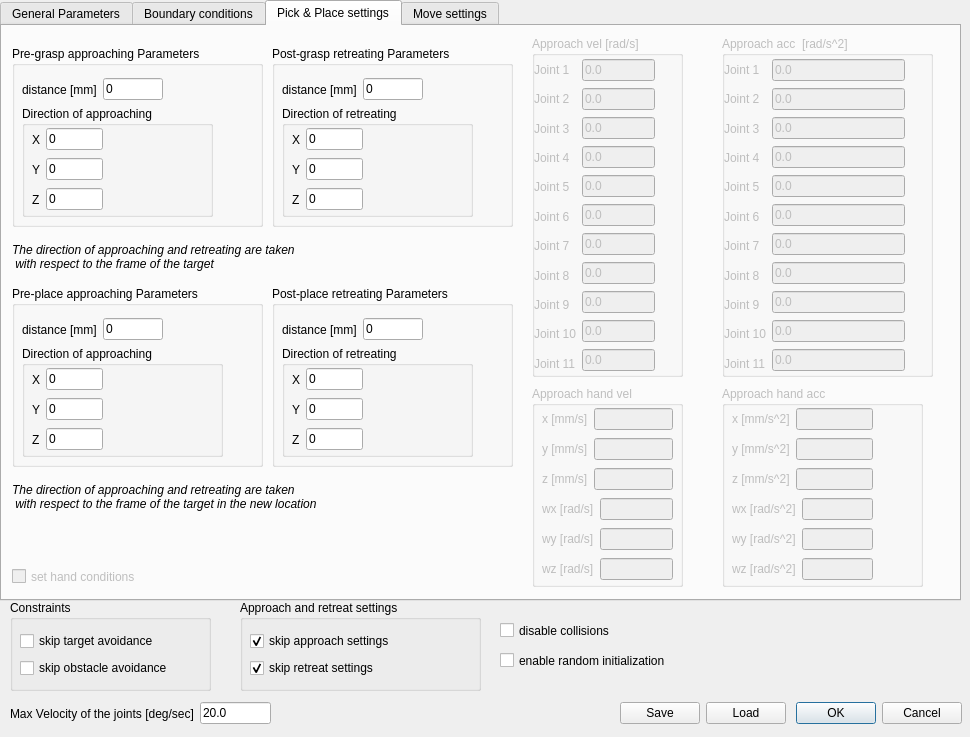
First picture: the form in ui/toldialoghuml.ui, repository zohannn/motion_manager, before the edit.
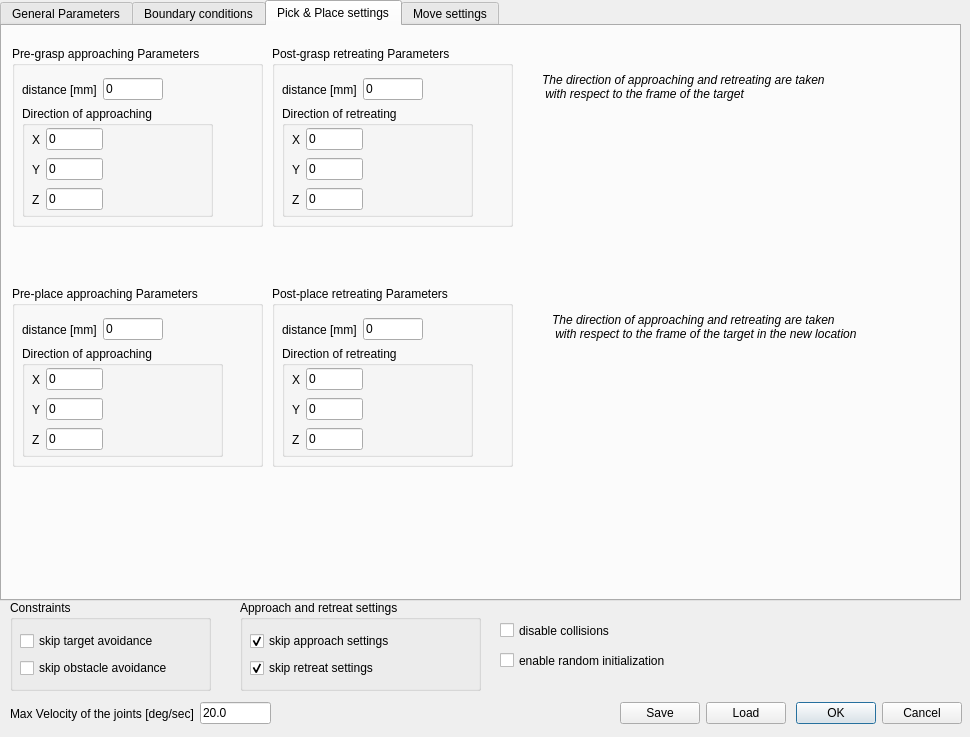
Second picture: the form after the edit. The open tabs and pages were chosen to show the change.

```diff
--- a/ui/toldialoghuml.ui
+++ b/ui/toldialoghuml.ui
@@ -2602,391 +2602,11 @@
       </widget>
      </widget>
     </widget>
-    <widget class="QGroupBox" name="groupBox_vel_approach">
-     <property name="enabled">
-      <bool>false</bool>
-     </property>
-     <property name="geometry">
-      <rect>
-       <x>530</x>
-       <y>10</y>
-       <width>151</width>
-       <height>341</height>
-      </rect>
-     </property>
-     <property name="title">
-      <string>Approach vel [rad/s]</string>
-     </property>
-     <widget class="QWidget" name="layoutWidget_6">
-      <property name="geometry">
-       <rect>
-        <x>2</x>
-        <y>22</y>
-        <width>121</width>
-        <height>317</height>
-       </rect>
-      </property>
-      <layout class="QHBoxLayout" name="horizontalLayout_23">
-       <item>
-        <layout class="QVBoxLayout" name="verticalLayout_27">
-         <item>
-          <widget class="QLabel" name="label_94">
-           <property name="text">
-            <string>Joint 1</string>
-           </property>
-          </widget>
-         </item>
-         <item>
-          <widget class="QLabel" name="label_95">
-           <property name="text">
-            <string>Joint 2</string>
-           </property>
-          </widget>
-         </item>
-         <item>
-          <widget class="QLabel" name="label_96">
-           <property name="text">
-            <string>Joint 3</string>
-           </property>
-          </widget>
-         </item>
-         <item>
-          <widget class="QLabel" name="label_109">
-           <property name="text">
-            <string>Joint 4</string>
-           </property>
-          </widget>
-         </item>
-         <item>
-          <widget class="QLabel" name="label_110">
-           <property name="text">
-            <string>Joint 5</string>
-           </property>
-          </widget>
-         </item>
-         <item>
-          <widget class="QLabel" name="label_111">
-           <property name="text">
-            <string>Joint 6</string>
-           </property>
-          </widget>
-         </item>
-         <item>
-          <widget class="QLabel" name="label_112">
-           <property name="text">
-            <string>Joint 7</string>
-           </property>
-          </widget>
-         </item>
-         <item>
-          <widget class="QLabel" name="label_113">
-           <property name="text">
-            <string>Joint 8</string>
-           </property>
-          </widget>
-         </item>
-         <item>
-          <widget class="QLabel" name="label_114">
-           <property name="text">
-            <string>Joint 9</string>
-           </property>
-          </widget>
-         </item>
-         <item>
-          <widget class="QLabel" name="label_115">
-           <property name="text">
-            <string>Joint 10</string>
-           </property>
-          </widget>
-         </item>
-         <item>
-          <widget class="QLabel" name="label_116">
-           <property name="text">
-            <string>Joint 11</string>
-           </property>
-          </widget>
-         </item>
-        </layout>
-       </item>
-       <item>
-        <layout class="QVBoxLayout" name="verticalLayout_28">
-         <item>
-          <widget class="QLineEdit" name="lineEdit_vel_approach_1">
-           <property name="text">
-            <string>0.0</string>
-           </property>
-          </widget>
-         </item>
-         <item>
-          <widget class="QLineEdit" name="lineEdit_vel_approach_2">
-           <property name="text">
-            <string>0.0</string>
-           </property>
-          </widget>
-         </item>
-         <item>
-          <widget class="QLineEdit" name="lineEdit_vel_approach_3">
-           <property name="text">
-            <string>0.0</string>
-           </property>
-          </widget>
-         </item>
-         <item>
-          <widget class="QLineEdit" name="lineEdit_vel_approach_4">
-           <property name="text">
-            <string>0.0</string>
-           </property>
-          </widget>
-         </item>
-         <item>
-          <widget class="QLineEdit" name="lineEdit_vel_approach_5">
-           <property name="text">
-            <string>0.0</string>
-           </property>
-          </widget>
-         </item>
-         <item>
-          <widget class="QLineEdit" name="lineEdit_vel_approach_6">
-           <property name="text">
-            <string>0.0</string>
-           </property>
-          </widget>
-         </item>
-         <item>
-          <widget class="QLineEdit" name="lineEdit_vel_approach_7">
-           <property name="text">
-            <string>0.0</string>
-           </property>
-          </widget>
-         </item>
-         <item>
-          <widget class="QLineEdit" name="lineEdit_vel_approach_8">
-           <property name="text">
-            <string>0.0</string>
-           </property>
-          </widget>
-         </item>
-         <item>
-          <widget class="QLineEdit" name="lineEdit_vel_approach_9">
-           <property name="text">
-            <string>0.0</string>
-           </property>
-          </widget>
-         </item>
-         <item>
-          <widget class="QLineEdit" name="lineEdit_vel_approach_10">
-           <property name="text">
-            <string>0.0</string>
-           </property>
-          </widget>
-         </item>
-         <item>
-          <widget class="QLineEdit" name="lineEdit_vel_approach_11">
-           <property name="text">
-            <string>0.0</string>
-           </property>
-          </widget>
-         </item>
-        </layout>
-       </item>
-      </layout>
-     </widget>
-    </widget>
-    <widget class="QGroupBox" name="groupBox_acc_approach">
-     <property name="enabled">
-      <bool>false</bool>
-     </property>
-     <property name="geometry">
-      <rect>
-       <x>720</x>
-       <y>10</y>
-       <width>211</width>
-       <height>341</height>
-      </rect>
-     </property>
-     <property name="title">
-      <string>Approach acc  [rad/s^2]</string>
-     </property>
-     <widget class="QWidget" name="layoutWidget_7">
-      <property name="geometry">
-       <rect>
-        <x>2</x>
-        <y>22</y>
-        <width>181</width>
-        <height>317</height>
-       </rect>
-      </property>
-      <layout class="QHBoxLayout" name="horizontalLayout_24">
-       <item>
-        <layout class="QVBoxLayout" name="verticalLayout_29">
-         <item>
-          <widget class="QLabel" name="label_117">
-           <property name="text">
-            <string>Joint 1</string>
-           </property>
-          </widget>
-         </item>
-         <item>
-          <widget class="QLabel" name="label_118">
-           <property name="text">
-            <string>Joint 2</string>
-           </property>
-          </widget>
-         </item>
-         <item>
-          <widget class="QLabel" name="label_119">
-           <property name="text">
-            <string>Joint 3</string>
-           </property>
-          </widget>
-         </item>
-         <item>
-          <widget class="QLabel" name="label_120">
-           <property name="text">
-            <string>Joint 4</string>
-           </property>
-          </widget>
-         </item>
-         <item>
-          <widget class="QLabel" name="label_121">
-           <property name="text">
-            <string>Joint 5</string>
-           </property>
-          </widget>
-         </item>
-         <item>
-          <widget class="QLabel" name="label_122">
-           <property name="text">
-            <string>Joint 6</string>
-           </property>
-          </widget>
-         </item>
-         <item>
-          <widget class="QLabel" name="label_123">
-           <property name="text">
-            <string>Joint 7</string>
-           </property>
-          </widget>
-         </item>
-         <item>
-          <widget class="QLabel" name="label_124">
-           <property name="text">
-            <string>Joint 8</string>
-           </property>
-          </widget>
-         </item>
-         <item>
-          <widget class="QLabel" name="label_125">
-           <property name="text">
-            <string>Joint 9</string>
-           </property>
-          </widget>
-         </item>
-         <item>
-          <widget class="QLabel" name="label_126">
-           <property name="text">
-            <string>Joint 10</string>
-           </property>
-          </widget>
-         </item>
-         <item>
-          <widget class="QLabel" name="label_127">
-           <property name="text">
-            <string>Joint 11</string>
-           </property>
-          </widget>
-         </item>
-        </layout>
-       </item>
-       <item>
-        <layout class="QVBoxLayout" name="verticalLayout_30">
-         <item>
-          <widget class="QLineEdit" name="lineEdit_acc_approach_1">
-           <property name="text">
-            <string>0.0</string>
-           </property>
-          </widget>
-         </item>
-         <item>
-          <widget class="QLineEdit" name="lineEdit_acc_approach_2">
-           <property name="text">
-            <string>0.0</string>
-           </property>
-          </widget>
-         </item>
-         <item>
-          <widget class="QLineEdit" name="lineEdit_acc_approach_3">
-           <property name="text">
-            <string>0.0</string>
-           </property>
-          </widget>
-         </item>
-         <item>
-          <widget class="QLineEdit" name="lineEdit_acc_approach_4">
-           <property name="text">
-            <string>0.0</string>
-           </property>
-          </widget>
-         </item>
-         <item>
-          <widget class="QLineEdit" name="lineEdit_acc_approach_5">
-           <property name="text">
-            <string>0.0</string>
-           </property>
-          </widget>
-         </item>
-         <item>
-          <widget class="QLineEdit" name="lineEdit_acc_approach_6">
-           <property name="text">
-            <string>0.0</string>
-           </property>
-          </widget>
-         </item>
-         <item>
-          <widget class="QLineEdit" name="lineEdit_acc_approach_7">
-           <property name="text">
-            <string>0.0</string>
-           </property>
-          </widget>
-         </item>
-         <item>
-          <widget class="QLineEdit" name="lineEdit_acc_approach_8">
-           <property name="text">
-            <string>0.0</string>
-           </property>
-          </widget>
-         </item>
-         <item>
-          <widget class="QLineEdit" name="lineEdit_acc_approach_9">
-           <property name="text">
-            <string>0.0</string>
-           </property>
-          </widget>
-         </item>
-         <item>
-          <widget class="QLineEdit" name="lineEdit_acc_approach_10">
-           <property name="text">
-            <string>0.0</string>
-           </property>
-          </widget>
-         </item>
-         <item>
-          <widget class="QLineEdit" name="lineEdit_acc_approach_11">
-           <property name="text">
-            <string>0.0</string>
-           </property>
-          </widget>
-         </item>
-        </layout>
-       </item>
-      </layout>
-     </widget>
-    </widget>
     <widget class="QLabel" name="label_pick">
      <property name="geometry">
       <rect>
-       <x>10</x>
-       <y>210</y>
+       <x>540</x>
+       <y>40</y>
        <width>331</width>
        <height>41</height>
       </rect>
@@ -3002,246 +2622,6 @@
  with respect to the frame of the target</string>
      </property>
     </widget>
-    <widget class="QGroupBox" name="groupBox_final_hand_vel_approach">
-     <property name="enabled">
-      <bool>false</bool>
-     </property>
-     <property name="geometry">
-      <rect>
-       <x>530</x>
-       <y>360</y>
-       <width>151</width>
-       <height>201</height>
-      </rect>
-     </property>
-     <property name="title">
-      <string>Approach hand vel</string>
-     </property>
-     <widget class="QWidget" name="layoutWidget_35">
-      <property name="geometry">
-       <rect>
-        <x>10</x>
-        <y>20</y>
-        <width>131</width>
-        <height>182</height>
-       </rect>
-      </property>
-      <layout class="QVBoxLayout" name="verticalLayout_43">
-       <item>
-        <layout class="QHBoxLayout" name="horizontalLayout_89">
-         <item>
-          <widget class="QLabel" name="label_174">
-           <property name="text">
-            <string>x [mm/s]</string>
-           </property>
-          </widget>
-         </item>
-         <item>
-          <widget class="QLineEdit" name="lineEdit_final_hand_vel_x_approach"/>
-         </item>
-        </layout>
-       </item>
-       <item>
-        <layout class="QHBoxLayout" name="horizontalLayout_90">
-         <item>
-          <widget class="QLabel" name="label_175">
-           <property name="text">
-            <string>y [mm/s]</string>
-           </property>
-          </widget>
-         </item>
-         <item>
-          <widget class="QLineEdit" name="lineEdit_final_hand_vel_y_approach"/>
-         </item>
-        </layout>
-       </item>
-       <item>
-        <layout class="QHBoxLayout" name="horizontalLayout_91">
-         <item>
-          <widget class="QLabel" name="label_176">
-           <property name="text">
-            <string>z [mm/s]</string>
-           </property>
-          </widget>
-         </item>
-         <item>
-          <widget class="QLineEdit" name="lineEdit_final_hand_vel_z_approach"/>
-         </item>
-        </layout>
-       </item>
-       <item>
-        <layout class="QHBoxLayout" name="horizontalLayout_92">
-         <item>
-          <widget class="QLabel" name="label_177">
-           <property name="text">
-            <string>wx [rad/s]</string>
-           </property>
-          </widget>
-         </item>
-         <item>
-          <widget class="QLineEdit" name="lineEdit_final_hand_vel_wx_approach"/>
-         </item>
-        </layout>
-       </item>
-       <item>
-        <layout class="QHBoxLayout" name="horizontalLayout_93">
-         <item>
-          <widget class="QLabel" name="label_178">
-           <property name="text">
-            <string>wy [rad/s]</string>
-           </property>
-          </widget>
-         </item>
-         <item>
-          <widget class="QLineEdit" name="lineEdit_final_hand_vel_wy_approach"/>
-         </item>
-        </layout>
-       </item>
-       <item>
-        <layout class="QHBoxLayout" name="horizontalLayout_94">
-         <item>
-          <widget class="QLabel" name="label_179">
-           <property name="text">
-            <string>wz [rad/s]</string>
-           </property>
-          </widget>
-         </item>
-         <item>
-          <widget class="QLineEdit" name="lineEdit_final_hand_vel_wz_approach"/>
-         </item>
-        </layout>
-       </item>
-      </layout>
-     </widget>
-    </widget>
-    <widget class="QGroupBox" name="groupBox_final_hand_acc_approach">
-     <property name="enabled">
-      <bool>false</bool>
-     </property>
-     <property name="geometry">
-      <rect>
-       <x>720</x>
-       <y>360</y>
-       <width>201</width>
-       <height>201</height>
-      </rect>
-     </property>
-     <property name="title">
-      <string>Approach hand acc</string>
-     </property>
-     <widget class="QWidget" name="layoutWidget_36">
-      <property name="geometry">
-       <rect>
-        <x>10</x>
-        <y>20</y>
-        <width>141</width>
-        <height>182</height>
-       </rect>
-      </property>
-      <layout class="QVBoxLayout" name="verticalLayout_44">
-       <item>
-        <layout class="QHBoxLayout" name="horizontalLayout_95">
-         <item>
-          <widget class="QLabel" name="label_180">
-           <property name="text">
-            <string>x [mm/s^2]</string>
-           </property>
-          </widget>
-         </item>
-         <item>
-          <widget class="QLineEdit" name="lineEdit_final_hand_acc_x_approach"/>
-         </item>
-        </layout>
-       </item>
-       <item>
-        <layout class="QHBoxLayout" name="horizontalLayout_96">
-         <item>
-          <widget class="QLabel" name="label_181">
-           <property name="text">
-            <string>y [mm/s^2]</string>
-           </property>
-          </widget>
-         </item>
-         <item>
-          <widget class="QLineEdit" name="lineEdit_final_hand_acc_y_approach"/>
-         </item>
-        </layout>
-       </item>
-       <item>
-        <layout class="QHBoxLayout" name="horizontalLayout_97">
-         <item>
-          <widget class="QLabel" name="label_182">
-           <property name="text">
-            <string>z [mm/s^2]</string>
-           </property>
-          </widget>
-         </item>
-         <item>
-          <widget class="QLineEdit" name="lineEdit_final_hand_acc_z_approach"/>
-         </item>
-        </layout>
-       </item>
-       <item>
-        <layout class="QHBoxLayout" name="horizontalLayout_98">
-         <item>
-          <widget class="QLabel" name="label_183">
-           <property name="text">
-            <string>wx [rad/s^2]</string>
-           </property>
-          </widget>
-         </item>
-         <item>
-          <widget class="QLineEdit" name="lineEdit_final_hand_acc_wx_approach"/>
-         </item>
-        </layout>
-       </item>
-       <item>
-        <layout class="QHBoxLayout" name="horizontalLayout_99">
-         <item>
-          <widget class="QLabel" name="label_184">
-           <property name="text">
-            <string>wy [rad/s^2]</string>
-           </property>
-          </widget>
-         </item>
-         <item>
-          <widget class="QLineEdit" name="lineEdit_final_hand_acc_wy_approach"/>
-         </item>
-        </layout>
-       </item>
-       <item>
-        <layout class="QHBoxLayout" name="horizontalLayout_100">
-         <item>
-          <widget class="QLabel" name="label_185">
-           <property name="text">
-            <string>wz [rad/s^2]</string>
-           </property>
-          </widget>
-         </item>
-         <item>
-          <widget class="QLineEdit" name="lineEdit_final_hand_acc_wz_approach"/>
-         </item>
-        </layout>
-       </item>
-      </layout>
-     </widget>
-    </widget>
-    <widget class="QCheckBox" name="checkBox_hand_cond_approach">
-     <property name="enabled">
-      <bool>false</bool>
-     </property>
-     <property name="geometry">
-      <rect>
-       <x>10</x>
-       <y>540</y>
-       <width>171</width>
-       <height>21</height>
-      </rect>
-     </property>
-     <property name="text">
-      <string>set hand conditions</string>
-     </property>
-    </widget>
     <widget class="QGroupBox" name="groupBox_pre_place">
      <property name="geometry">
       <rect>
@@ -3375,8 +2755,8 @@
     <widget class="QLabel" name="label_pick_3">
      <property name="geometry">
       <rect>
-       <x>10</x>
-       <y>450</y>
+       <x>550</x>
+       <y>280</y>
        <width>361</width>
        <height>41</height>
       </rect>
```
Left out of the diff: 464 changed lines with no effect on the pictures.
